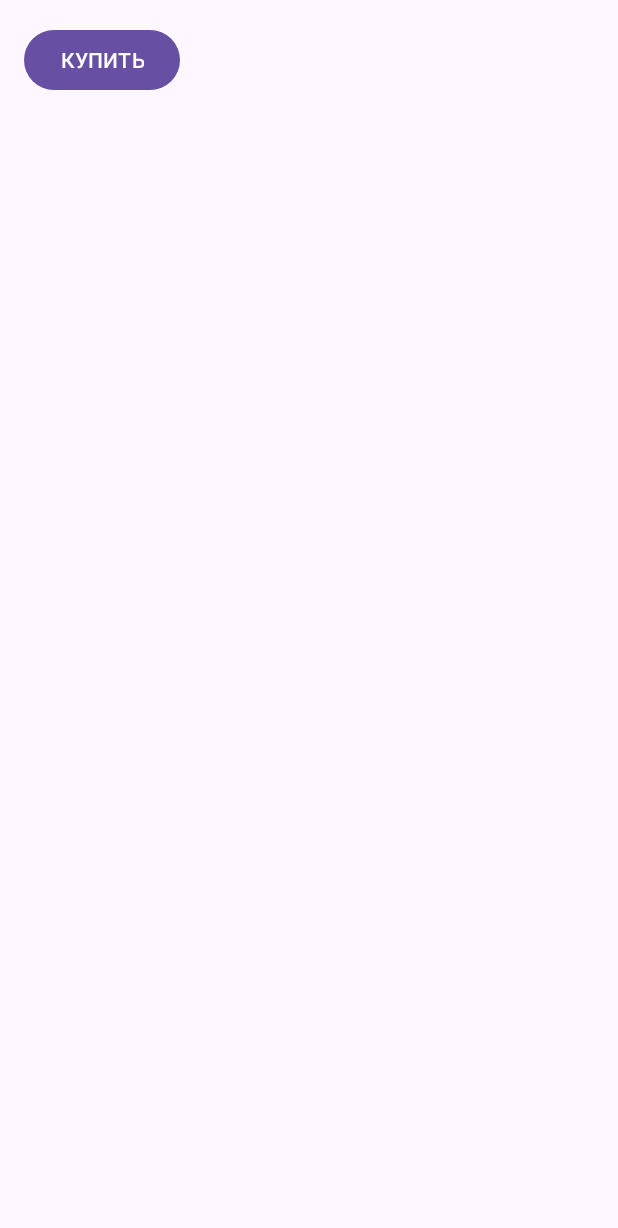
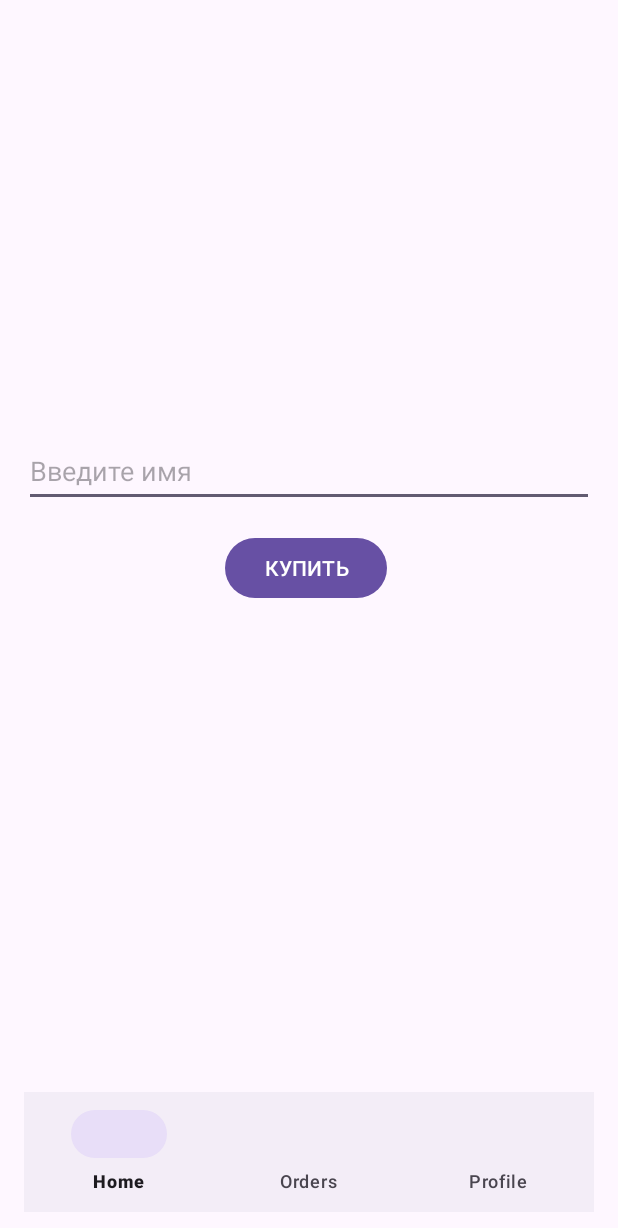
Before and after one commit to dauletaskaruly/androidApp, an Android app: the DishDetailActivity screen opened directly, with no data from a screen before it, on a phone screen of 412 x 824 dp. Shown: the top 1228 px of the screen. Run offline under Robolectric (Android 15) with nearby library versions, the phone set to English and light mode, and no system bars; Roboto replaces fonts that are not available here.

Commit message:
Bekarys. Menu created

```diff
--- a/app/build.gradle.kts
+++ b/app/build.gradle.kts
@@ -39,6 +39,11 @@ android {
 }
 
 dependencies {
+    implementation("androidx.room:room-runtime:2.6.1")
+    implementation("com.android.support:support-annotations:28.0.0")
+    implementation("androidx.lifecycle:lifecycle-livedata-ktx:2.7.0")
+    implementation("androidx.lifecycle:lifecycle-viewmodel-ktx:2.7.0")
+    annotationProcessor("androidx.room:room-compiler:2.6.1")
     implementation("androidx.recyclerview:recyclerview:1.3.2")
     implementation("androidx.core:core-ktx:1.12.0")
     implementation("androidx.appcompat:appcompat:1.6.1")
--- a/app/src/main/java/com/example/apecapplication/DishDetailActivity.kt
+++ b/app/src/main/java/com/example/apecapplication/DishDetailActivity.kt
@@ -1,10 +1,18 @@
 package com.example.apecapplication
 
+import DatabaseHelper
+import android.content.Intent
 import android.os.Bundle
+import android.widget.Button
+import android.widget.EditText
 import android.widget.ImageView
 import android.widget.TextView
+import android.widget.Toast
 import androidx.appcompat.app.AppCompatActivity
+import com.google.android.material.bottomnavigation.BottomNavigationView
 
+
+@Suppress("DEPRECATION")
 class DishDetailActivity : AppCompatActivity() {
 
     override fun onCreate(savedInstanceState: Bundle?) {
@@ -23,6 +31,48 @@ class DishDetailActivity : AppCompatActivity() {
         // Установка названия блюда
         textView.text = dishName
         imgView.setImageResource(dishImgResourceId)
+        val buyButton: Button = findViewById(R.id.order)
 
+        val customerNameEditText: EditText = findViewById(R.id.customerNameEditText)
+
+
+        val dishNameTextView: TextView = findViewById(R.id.textViewDishName)
+
+        buyButton.setOnClickListener {
+            val customerName: String = customerNameEditText.text.toString()
+            val dishName: String = dishNameTextView.text.toString()
+
+            val dbHelper = DatabaseHelper(this)
+            dbHelper.addOrder(customerName, dishName)
+            Toast.makeText(this, "Заказ добавлен в базу данных", Toast.LENGTH_SHORT).show()
+        }
+
+
+
+
+        val bottomNavigationView = findViewById<BottomNavigationView>(R.id.bottom_navigation)
+
+        bottomNavigationView.setOnNavigationItemSelectedListener { item ->
+            when (item.itemId) {
+                R.id.navigation_home -> {
+                    // Открываем экран Home
+
+                    val intent = Intent(this, MainActivity::class.java)
+                    startActivity(intent)
+                    true
+                }
+                R.id.navigation_orders -> {
+                    // Открываем экран Orders
+                    val intent = Intent(this, Orders::class.java)
+                    startActivity(intent)
+                    true
+                }
+                R.id.navigation_profile -> {
+                    // Открываем экран Profile
+                    true
+                }
+                else -> false
+            }
+        }
     }
 }
--- /dev/null
+++ b/app/src/main/java/com/example/apecapplication/Order.kt
@@ -0,0 +1,3 @@
+package com.example.apecapplication
+
+data class Order(val id: Int, val customerName: String, val dishName: String)
--- a/app/src/main/res/layout/activity_dish_detail.xml
+++ b/app/src/main/res/layout/activity_dish_detail.xml
@@ -3,6 +3,7 @@
     xmlns:tools="http://schemas.android.com/tools"
     android:layout_width="match_parent"
     android:layout_height="match_parent"
+    xmlns:app="http://schemas.android.com/apk/res-auto"
     android:padding="16dp">
 
     <ImageView
@@ -25,10 +26,37 @@
         android:textStyle="bold" />
 
     <Button
-        android:layout_width="wrap_content"
+        android:id="@+id/order"
+        android:layout_width="123dp"
         android:layout_height="wrap_content"
+        android:layout_below="@+id/textViewDishName"
+        android:layout_alignParentStart="true"
+        android:layout_alignParentEnd="true"
+        android:layout_marginStart="134dp"
+        android:layout_marginTop="90dp"
+        android:layout_marginEnd="138dp"
         android:text="КУПИТЬ"
         tools:ignore="HardcodedText" />
-    <!-- Добавьте здесь остальные элементы для отображения дополнительной информации о блюде -->
 
+    <com.google.android.material.textfield.TextInputLayout
+        android:layout_width="match_parent"
+        android:layout_height="wrap_content">
+
+    </com.google.android.material.textfield.TextInputLayout>
+
+    <com.google.android.material.textfield.TextInputEditText
+        android:id="@+id/customerNameEditText"
+        android:layout_width="match_parent"
+        android:layout_height="wrap_content"
+        android:layout_below="@+id/textViewDishName"
+        android:layout_marginTop="25dp"
+        android:hint="Введите имя"
+        android:minHeight="48dp" />
+
+    <com.google.android.material.bottomnavigation.BottomNavigationView
+        android:id="@+id/bottom_navigation"
+        android:layout_width="match_parent"
+        android:layout_height="wrap_content"
+        android:layout_alignParentBottom="true"
+        app:menu="@menu/dish_menu" />
 </RelativeLayout>
--- /dev/null
+++ b/app/src/main/res/menu/dish_menu.xml
@@ -0,0 +1,11 @@
+<menu xmlns:android="http://schemas.android.com/apk/res/android">
+    <item
+        android:id="@+id/navigation_home"
+        android:title="Home" />
+    <item
+        android:id="@+id/navigation_orders"
+        android:title="Orders" />
+    <item
+        android:id="@+id/navigation_profile"
+        android:title="Profile" />
+</menu>
--- a/app/src/main/res/values/dimens.xml
+++ b/app/src/main/res/values/dimens.xml
@@ -1,3 +1,6 @@
 <resources>
     <dimen name="fab_margin">16dp</dimen>
+    <!-- Default screen margins, per the Android Design guidelines. -->
+    <dimen name="activity_horizontal_margin">16dp</dimen>
+    <dimen name="activity_vertical_margin">16dp</dimen>
 </resources>
--- a/app/src/main/res/values/strings.xml
+++ b/app/src/main/res/values/strings.xml
@@ -50,4 +50,8 @@
     <string name="title_activity_srr">SRR</string>
     <string name="title_activity_registration_page">RegistrationPage</string>
     <string name="title_activity_registration">Registration</string>
+    <string name="title_activity_bottom_nav">bottom_nav</string>
+    <string name="title_home">Home</string>
+    <string name="title_dashboard">Dashboard</string>
+    <string name="title_notifications">Notifications</string>
 </resources>
```
Also changed, not shown: app/src/main/AndroidManifest.xml (+12 -0 lines), app/src/main/java/com/example/apecapplication/DatabaseHelper.kt (added, +55 -0 lines), app/src/main/java/com/example/apecapplication/OrderAdapter.kt (added, +34 -0 lines), app/src/main/java/com/example/apecapplication/Orders.kt (added, +51 -0 lines), app/src/main/res/drawable/ic_dashboard_black_24dp.xml (added, +9 -0 lines), app/src/main/res/drawable/ic_home_black_24dp.xml (added, +9 -0 lines), app/src/main/res/drawable/ic_notifications_black_24dp.xml (added, +9 -0 lines), app/src/main/res/layout/activity_orders.xml (added, +18 -0 lines), app/src/main/res/layout/item_order.xml (added, +26 -0 lines), app/src/main/res/menu/bottom_nav_menu.xml (added, +19 -0 lines), app/src/main/res/navigation/mobile_navigation.xml (added, +25 -0 lines).
